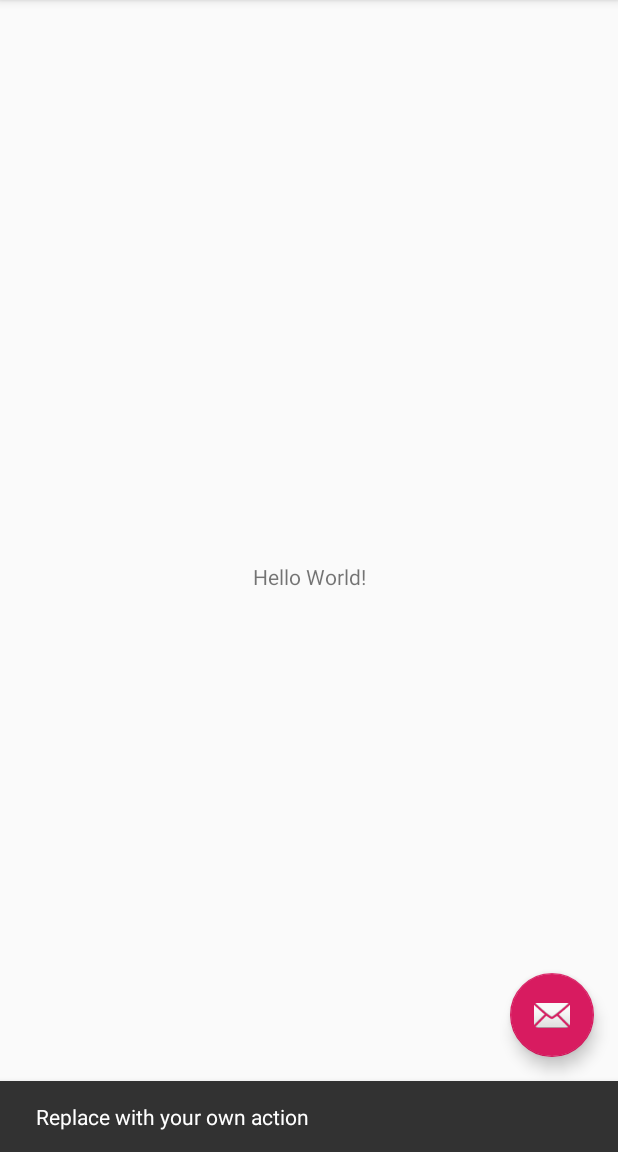
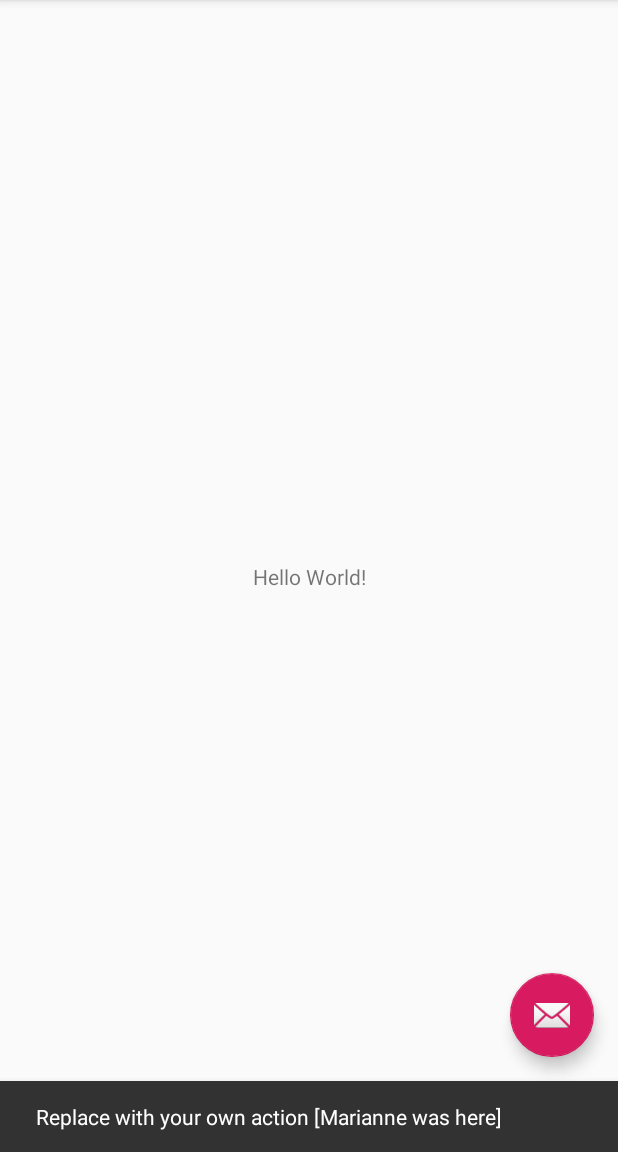
Before and after one commit to Mri1412/myPetProject, an Android app: the screen it shows after launch (MainActivity), after a tap on an icon or button, on a phone screen of 412 x 824 dp, the part 84-1236 px from its top. Run offline under Robolectric (Android 15) with nearby library versions, the phone set to English and light mode, and no system bars.

Commit message:
Mariannes first commit

```diff
--- a/app/src/main/java/com/example/myapplication/MainActivity.java
+++ b/app/src/main/java/com/example/myapplication/MainActivity.java
@@ -25,7 +25,7 @@ public class MainActivity extends AppCompatActivity {
         fab.setOnClickListener(new View.OnClickListener() {
             @Override
             public void onClick(View view) {
-                Snackbar.make(view, "Replace with your own action", Snackbar.LENGTH_LONG)
+                Snackbar.make(view, "Replace with your own action [Marianne was here]", Snackbar.LENGTH_LONG)
                         .setAction("Action", null).show();
             }
         });
```
